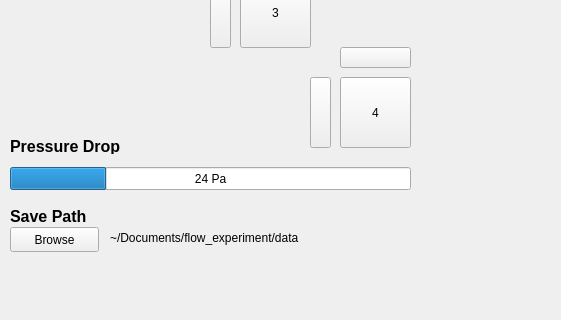
The window that flow.ui (nholmes7/CNT_Flow_Experiment) describes before a commit, drawn with Qt 5; both pictures show x 0 to 561 and y 263 to 583 of the 889 by 583 pixel window.
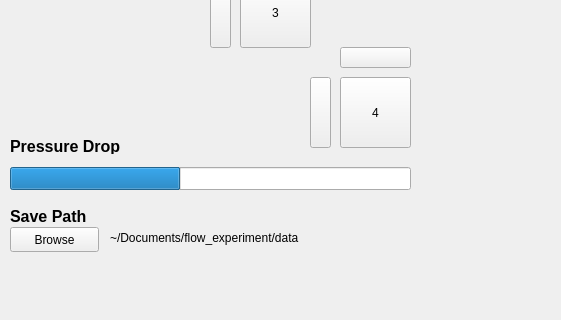
The same window after the commit. Custom widgets are drawn as their Qt base class.

What changed in the file:
```diff
--- a/flow.ui
+++ b/flow.ui
@@ -237,11 +237,17 @@
     <property name="layoutDirection">
      <enum>Qt::LeftToRight</enum>
     </property>
+    <property name="minimum">
+     <number>96526</number>
+    </property>
+    <property name="maximum">
+     <number>103421</number>
+    </property>
     <property name="value">
-     <number>24</number>
+     <number>98000</number>
     </property>
     <property name="format">
-     <string>%p Pa</string>
+     <string/>
     </property>
    </widget>
    <widget class="QLabel" name="label">
```
